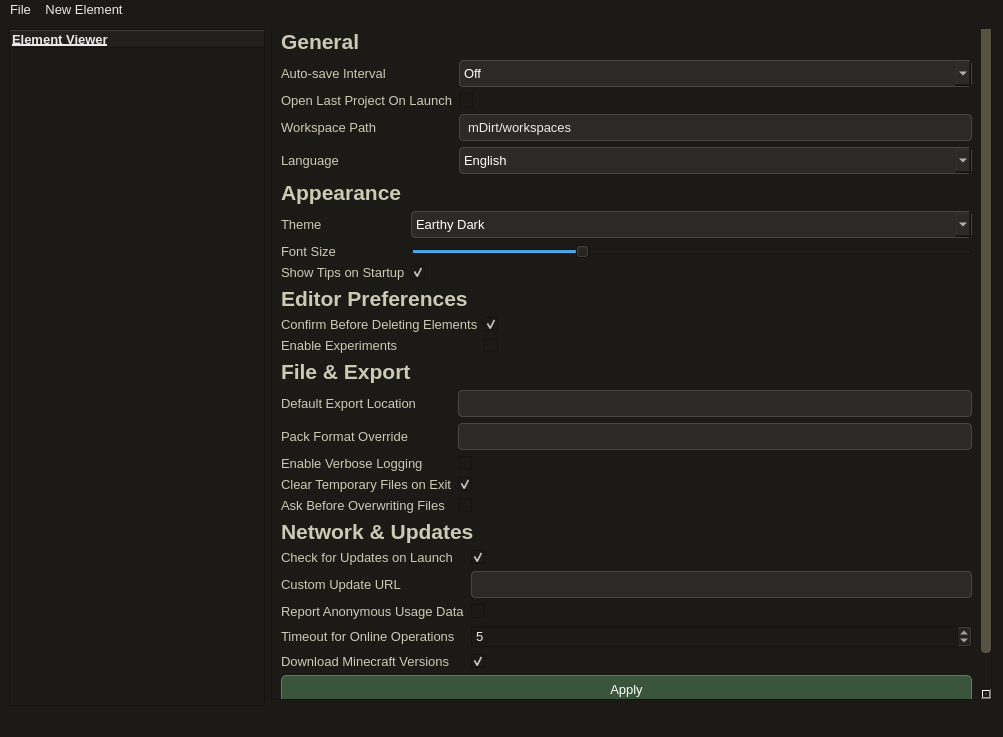
The window that lib/UIs/ui.ui (Faith-and-Code-Technologies/mDirt) describes before a commit, drawn with Qt 5.
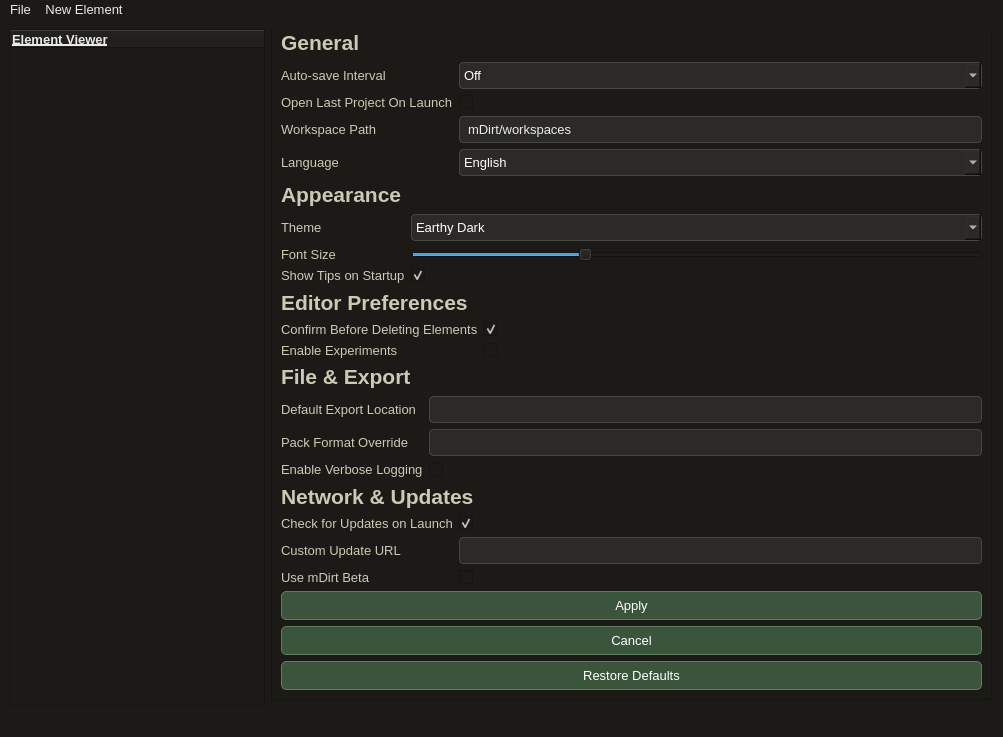
The same window after the commit. The open tabs and pages were chosen to show the change.

Diff of the .ui file:
```diff
--- a/lib/UIs/ui.ui
+++ b/lib/UIs/ui.ui
@@ -1906,7 +1906,7 @@
            <x>0</x>
            <y>0</y>
            <width>709</width>
-           <height>746</height>
+           <height>690</height>
           </rect>
          </property>
          <layout class="QVBoxLayout" name="verticalLayout_2">
@@ -2146,34 +2146,6 @@
               <property name="text">
                <string/>
               </property>
-             </widget>
-            </item>
-            <item row="3" column="0">
-             <widget class="QLabel" name="label_29">
-              <property name="text">
-               <string>Clear Temporary Files on Exit</string>
-              </property>
-             </widget>
-            </item>
-            <item row="4" column="0">
-             <widget class="QLabel" name="label_34">
-              <property name="text">
-               <string>Ask Before Overwriting Files</string>
-              </property>
-             </widget>
-            </item>
-            <item row="3" column="1">
-             <widget class="QCheckBox" name="settingsClearTempCheckbox">
-              <property name="text">
-               <string/>
-              </property>
-              <property name="checked">
-               <bool>true</bool>
-              </property>
-             </widget>
-            </item>
-            <item row="4" column="1">
-             <widget class="QCheckBox" name="settingsAskOverwriteCheckbox">
               <property name="text">
                <string/>
               </property>
@@ -2218,9 +2190,9 @@
              <widget class="QLineEdit" name="settingsUpdateURL"/>
             </item>
             <item row="2" column="0">
-             <widget class="QLabel" name="label_33">
+             <widget class="QLabel" name="label_29">
               <property name="text">
-               <string>Report Anonymous Usage Data</string>
+               <string>Use mDirt Beta</string>
               </property>
              </widget>
             </item>
@@ -2229,43 +2201,9 @@
               <property name="text">
                <string/>
               </property>
-             </widget>
-            </item>
-            <item row="3" column="0">
-             <widget class="QLabel" name="label_35">
               <property name="text">
-               <string>Timeout for Online Operations</string>
-              </property>
-             </widget>
-            </item>
-            <item row="3" column="1">
-             <widget class="QSpinBox" name="settingsTimeoutSpinbox">
-              <property name="minimum">
-               <number>1</number>
-              </property>
-              <property name="maximum">
-               <number>20</number>
-              </property>
-              <property name="value">
-               <number>5</number>
-              </property>
-             </widget>
-            </item>
-            <item row="4" column="0">
-             <widget class="QLabel" name="label_36">
-              <property name="text">
-               <string>Download Minecraft Versions</string>
-              </property>
-             </widget>
-            </item>
-            <item row="4" column="1">
-             <widget class="QCheckBox" name="settingsDownloadVersionsCheckbox">
-              <property name="text">
                <string/>
               </property>
-              <property name="checked">
-               <bool>true</bool>
-              </property>
              </widget>
             </item>
            </layout>
@@ -2277,6 +2215,16 @@
             </property>
            </widget>
           </item>
+          <item>
+           <widget class="QPushButton" name="pushButton">
+            <property name="toolTip">
+             <string>&lt;html&gt;&lt;head/&gt;&lt;body&gt;&lt;p&gt;Close the settings menu without applying the settings.&lt;/p&gt;&lt;/body&gt;&lt;/html&gt;</string>
+            </property>
+            <property name="text">
+             <string>Cancel</string>
+            </property>
+           </widget>
+          </item>
           <item>
            <widget class="QPushButton" name="settingsRestoreDefaultsButton">
             <property name="text">
```
Left out of the diff: 64 changed lines with no effect on the pictures.
